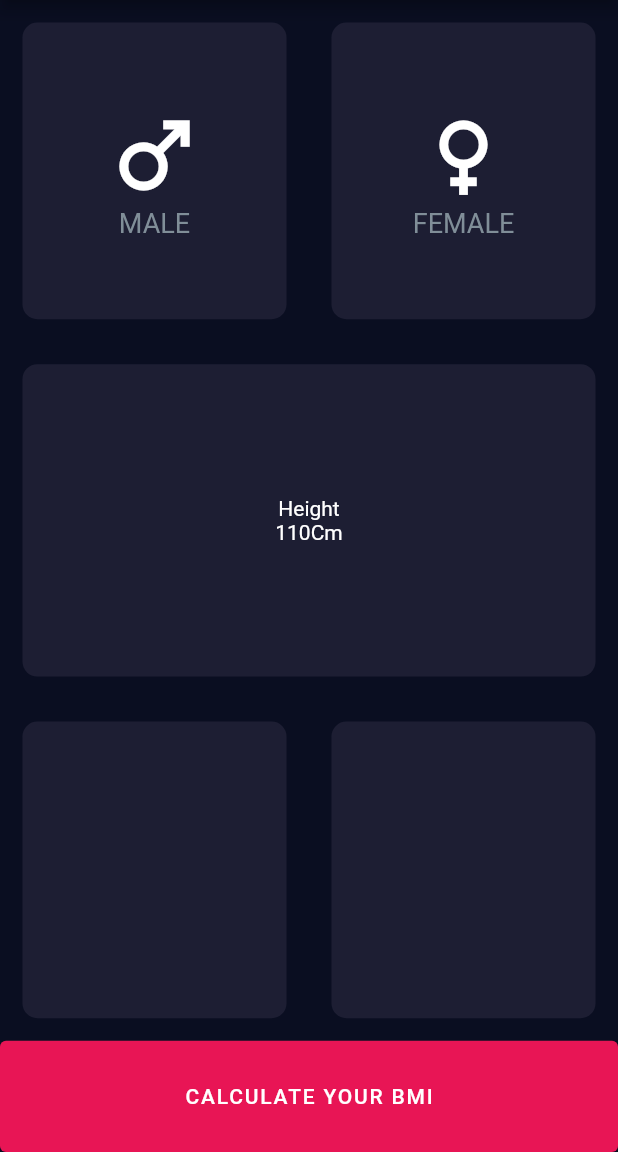
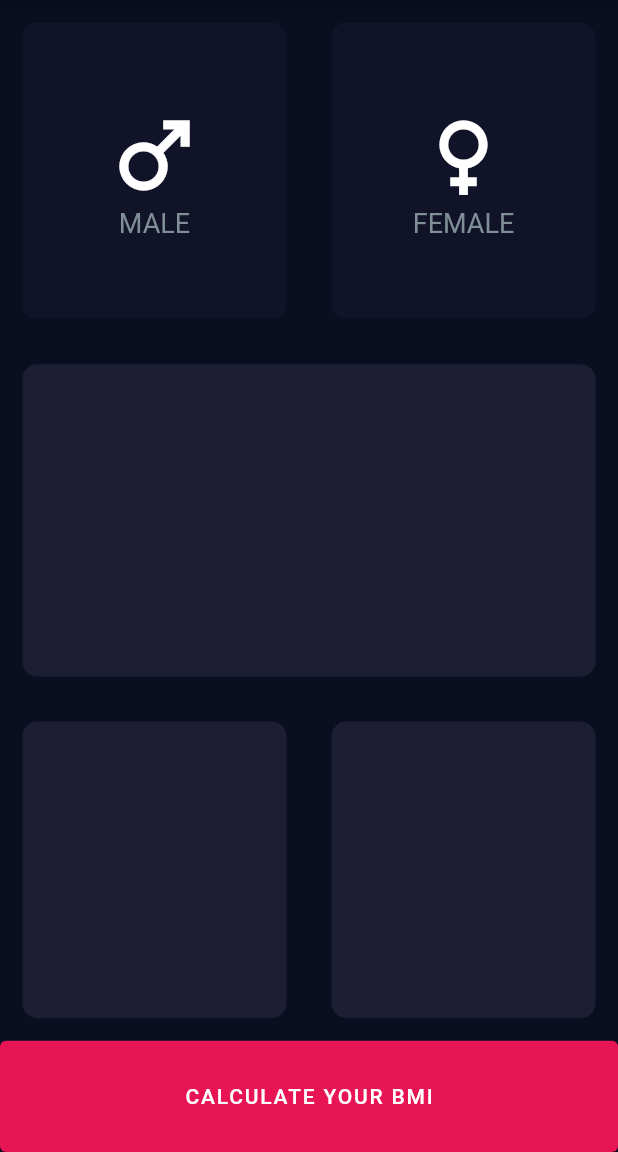
Before and after one commit to mdrabbihossen/BMI-calculator, a Flutter app: the screen it shows after launch, on a phone screen of 412 x 824 dp, the part 84-1236 px from its top. Run offline on Flutter 3.47's test engine with Material 2 defaults, Android fonts, the phone set to English and light mode, and no system bars.

```diff
--- a/lib/constants/colors.dart
+++ b/lib/constants/colors.dart
@@ -1,5 +1,6 @@
 import 'package:flutter/material.dart';
 
 Color kBackgroundColor = Color(0xff0a0e21);
-Color kCardColor=Color(0xff1d1e33);
+Color activeCardColor=Color(0xff1d1e33);
+Color inactiveCardColor=Color(0xff111328);
 Color customButtonColor=Color(0xffe81555);
--- a/lib/views/home/screens/home_screen.dart
+++ b/lib/views/home/screens/home_screen.dart
@@ -4,6 +4,11 @@ import 'package:bmi_calculator/constants/widgets/custom_button.dart';
 import 'package:bmi_calculator/views/home/widgets/custom_card.dart';
 import 'package:bmi_calculator/views/home/widgets/icon_content.dart';
 import 'package:flutter/material.dart';
+
+enum Gender {
+  male,
+  female,
+}
 
 class HomeScreen extends StatefulWidget {
   const HomeScreen({Key? key}) : super(key: key);
@@ -13,9 +18,12 @@ class HomeScreen extends StatefulWidget {
 }
 
 class _HomeScreenState extends State<HomeScreen> {
+  Color maleCardColor = inactiveCardColor;
+  Color femaleCardColor = inactiveCardColor;
+  Gender? selectedGender;
+
   @override
   Widget build(BuildContext context) {
-    final size = MediaQuery.of(context).size;
     return Scaffold(
       appBar: appBar(),
       body: Column(
@@ -24,21 +32,22 @@ class _HomeScreenState extends State<HomeScreen> {
             children: [
               Expanded(
                 child: GestureDetector(
-                  onTap: () {
-                    print('Male Tap');
-                  },
+                  onTap: () {},
                   child: customCard(
+                    color: maleCardColor,
                     context: context,
-                    child: iconContent(icon: Icons.male, iconText: 'MALE'),
+                    child: iconContent(
+                      icon: Icons.male,
+                      iconText: 'MALE',
+                    ),
                   ),
                 ),
               ),
               Expanded(
                 child: GestureDetector(
-                  onTap: () {
-                    print('Female Tapped');
-                  },
+                  onTap: () {},
                   child: customCard(
+                    color: femaleCardColor,
                     context: context,
                     child: iconContent(
                       icon: Icons.female,
@@ -51,26 +60,23 @@ class _HomeScreenState extends State<HomeScreen> {
           ),
           Expanded(
             child: customCard(
+              color: activeCardColor,
               context: context,
-              child: Column(
-                mainAxisAlignment: MainAxisAlignment.center,
-                children: [
-                  Text('Height'),
-                  Text('110Cm'),
-                ],
-              ),
+              child: Column(),
             ),
           ),
           Row(
             children: [
               Expanded(
                 child: customCard(
+                  color: activeCardColor,
                   context: context,
                   child: Container(),
                 ),
               ),
               Expanded(
                 child: customCard(
+                  color: activeCardColor,
                   context: context,
                   child: Container(),
                 ),
--- a/lib/views/home/widgets/custom_card.dart
+++ b/lib/views/home/widgets/custom_card.dart
@@ -1,15 +1,19 @@
-import 'package:bmi_calculator/constants/colors.dart';
 import 'package:flutter/material.dart';
 
-Widget customCard({required BuildContext context,required Widget child}) => Container(
+Widget customCard({
+  required BuildContext context,
+  required Widget child,
+  required Color color,
+}) =>
+    Container(
       margin: EdgeInsets.all(15),
       height: MediaQuery.of(context).size.height * 0.24,
       width: MediaQuery.of(context).size.width,
       decoration: BoxDecoration(
-        color: kCardColor,
+        color: color,
         borderRadius: BorderRadius.circular(10),
       ),
-  child: Expanded(
+      child: Container(
         child: child,
       ),
     );
```
Lines whose indentation alone changed are shown as unchanged.
